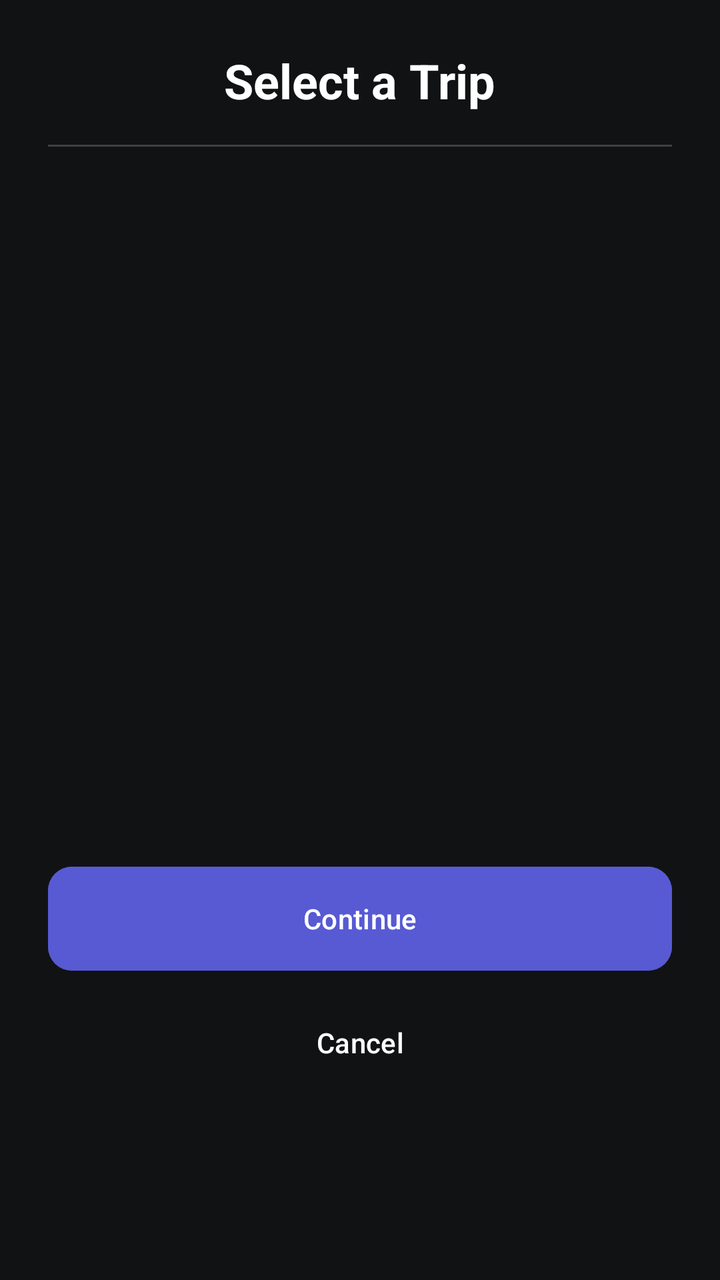
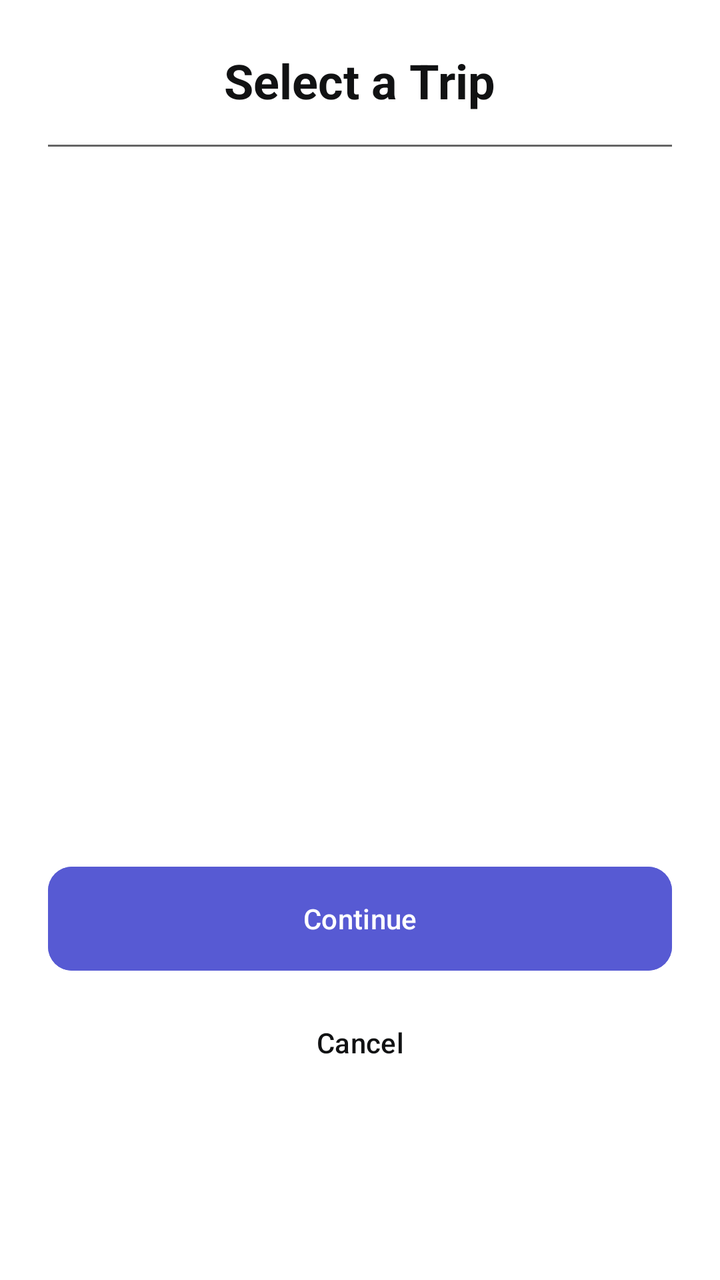

An Android layout rendered at two revisions. The XML below is the earlier revision; the diff shows what the commit changed to produce the second picture.
<!-- AndroidManifest.xml: application theme Theme.SpaceAdvisor -->
<!-- res/layout/dialog_select_trip.xml -->
<?xml version="1.0" encoding="utf-8"?>
<LinearLayout xmlns:android="http://schemas.android.com/apk/res/android"
    xmlns:app="http://schemas.android.com/apk/res-auto"
    android:layout_width="match_parent"
    android:layout_height="wrap_content"
    android:background="@color/layout_background_primary"
    android:orientation="vertical"
    android:padding="24dp">

    <TextView
        android:layout_width="wrap_content"
        android:layout_height="wrap_content"
        android:layout_gravity="center"
        android:text="Select a Trip"
        android:textColor="@color/text_primary"
        android:textSize="24sp"
        android:textStyle="bold" />

    <View
        android:layout_width="match_parent"
        android:layout_height="1dp"
        android:layout_marginTop="16dp"
        android:background="@color/layout_background_transparent_white_20" />

    <androidx.recyclerview.widget.RecyclerView
        android:id="@+id/tripRecyclerView"
        android:layout_width="match_parent"
        android:layout_height="300dp"
        android:layout_marginTop="24dp"
        android:overScrollMode="never" />

    <com.google.android.material.button.MaterialButton
        android:id="@+id/continueBtn"
        android:layout_width="match_parent"
        android:layout_height="60dp"
        android:layout_marginTop="32dp"
        android:backgroundTint="@color/btn_fill_tertiary"
        android:enabled="false"
        android:text="Continue"
        android:textColor="@color/text_primary"
        android:textSize="14sp"
        app:cornerRadius="12dp" />

    <com.google.android.material.button.MaterialButton
        android:id="@+id/cancel_btn_edit_profile_fragment"
        style="@style/Widget.Material3.Button.TextButton"
        android:layout_width="match_parent"
        android:layout_height="wrap_content"
        android:layout_marginTop="8dp"
        android:text="Cancel"
        android:textColor="@color/text_primary"
        android:textSize="14sp" />

</LinearLayout>
<!-- resources referenced by this layout -->
<resources>
  <color name="btn_fill_tertiary">@color/space_purple</color>
  <color name="layout_background_primary">@color/deep_black</color>
  <color name="layout_background_transparent_white_20">@color/transparent_white_20</color>
  <color name="text_primary">@color/white</color>
  <style name="Theme.SpaceAdvisor" parent="Base.Theme.SpaceAdvisor" />
  <color name="space_purple">#575AD3</color>
  <color name="deep_black">#111213</color>
  <color name="transparent_white_20">#33FFFFFF</color>
  <color name="white">#FFFFFFFF</color>
  <style name="Base.Theme.SpaceAdvisor" parent="Theme.Material3.DayNight.NoActionBar">
          
      </style>
</resources>

<!-- the commit's change to res/layout/dialog_select_trip.xml (unified diff, before → after) -->
@@ -3,7 +3,7 @@
     xmlns:app="http://schemas.android.com/apk/res-auto"
     android:layout_width="match_parent"
     android:layout_height="wrap_content"
-    android:background="@color/layout_background_primary"
+    android:background="@color/background"
     android:orientation="vertical"
     android:padding="24dp">
 
@@ -12,7 +12,7 @@
         android:layout_height="wrap_content"
         android:layout_gravity="center"
         android:text="Select a Trip"
-        android:textColor="@color/text_primary"
+        android:textColor="@color/title"
         android:textSize="24sp"
         android:textStyle="bold" />
 
@@ -20,7 +20,7 @@
         android:layout_width="match_parent"
         android:layout_height="1dp"
         android:layout_marginTop="16dp"
-        android:background="@color/layout_background_transparent_white_20" />
+        android:background="@color/divider" />
 
     <androidx.recyclerview.widget.RecyclerView
         android:id="@+id/tripRecyclerView"
@@ -34,10 +34,10 @@
         android:layout_width="match_parent"
         android:layout_height="60dp"
         android:layout_marginTop="32dp"
-        android:backgroundTint="@color/btn_fill_tertiary"
+        android:backgroundTint="?attr/customColorPrimary"
         android:enabled="false"
         android:text="Continue"
-        android:textColor="@color/text_primary"
+        android:textColor="@color/on_primary"
         android:textSize="14sp"
         app:cornerRadius="12dp" />
 
@@ -48,7 +48,7 @@
         android:layout_height="wrap_content"
         android:layout_marginTop="8dp"
         android:text="Cancel"
-        android:textColor="@color/text_primary"
+        android:textColor="@color/secondary"
         android:textSize="14sp" />
 
 </LinearLayout>
<!-- resource entries referenced after the edit -->
@@ -1,16 +1,36 @@
 <!-- resources referenced by this layout -->
 <resources>
-  <color name="btn_fill_tertiary">@color/space_purple</color>
-  <color name="layout_background_primary">@color/deep_black</color>
-  <color name="layout_background_transparent_white_20">@color/transparent_white_20</color>
-  <color name="text_primary">@color/white</color>
-  <style name="Theme.SpaceAdvisor" parent="Base.Theme.SpaceAdvisor" />
+  <color name="background">@color/white</color>
+  <color name="divider">@color/transparent_black_60</color>
+  <color name="on_primary">@color/white</color>
+  <color name="secondary">@color/deep_black</color>
+  <color name="title">@color/secondary</color>
+  <style name="Theme.SpaceAdvisor" parent="Base.Theme.SpaceAdvisor">
+          <item name="colorPrimary">@color/primary</item>
+          <item name="customColorPrimary">@color/primary</item>
+          <item name="customColorPrimaryGlow">@color/primary_glow</item>
+          <item name="customColorPrimaryFaded">@color/primary_faded</item>
+          <item name="customColorPrimaryLight">@color/primary_light</item>
+          <item name="customColorPrimaryVariant">@color/primary_variant</item>
+          <item name="customColorPrimaryVariantFaded">@color/primary_variant_faded</item>
+      </style>
   <color name="space_purple">#575AD3</color>
+  <color name="space_purple_glow">#48575AD3</color>
+  <color name="space_purple_faded">#50A0A0FF</color>
+  <color name="space_purple_light">#A0A0FF</color>
+  <color name="space_pink">#AE52D4</color>
+  <color name="space_pink_faded">#20AE52D4</color>
   <color name="deep_black">#111213</color>
-  <color name="transparent_white_20">#33FFFFFF</color>
   <color name="white">#FFFFFFFF</color>
+  <color name="transparent_black_60">#9A000000</color>
   <style name="Base.Theme.SpaceAdvisor" parent="Theme.Material3.DayNight.NoActionBar">
-          
+          <item name="colorPrimary">@color/primary</item>
       </style>
+  <color name="primary">@color/space_purple</color>
+  <color name="primary_glow">@color/space_purple_glow</color>
+  <color name="primary_faded">@color/space_purple_faded</color>
+  <color name="primary_light">@color/space_purple_light</color>
+  <color name="primary_variant">@color/space_pink</color>
+  <color name="primary_variant_faded">@color/space_pink_faded</color>
 </resources>
 
